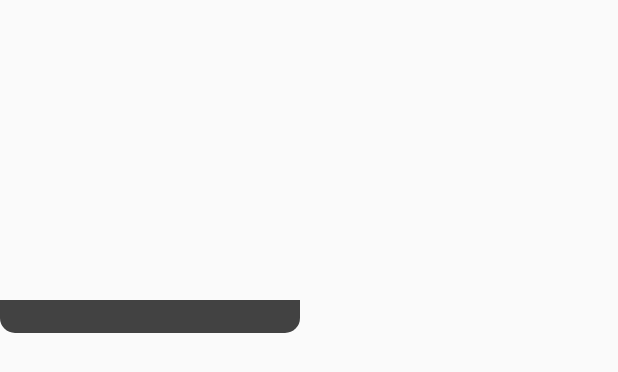
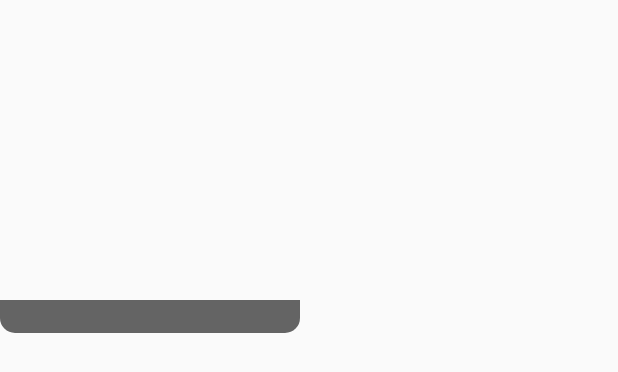
Before and after one commit to Luecy1/HoloDex, an Android app: the layout item_hololive.xml on its own in the app's theme, with its tools: preview values and no code run, on a phone screen of 412 x 824 dp. Shown: the top 372 px of the screen. Run offline under Robolectric (Android 15) with nearby library versions, the light colour scheme and no system bars.

Commit message:
dark mode

```diff
--- a/app/build.gradle
+++ b/app/build.gradle
@@ -94,6 +94,9 @@ dependencies {
     implementation 'androidx.legacy:legacy-support-v4:1.0.0'
     implementation 'androidx.recyclerview:recyclerview:1.1.0'
 
+    // material design
+    implementation 'com.google.android.material:material:1.1.0'
+
     // timber
     implementation 'com.jakewharton.timber:timber:4.7.1'
 
--- a/app/src/main/res/drawable/shape_rounded_bottom.xml
+++ b/app/src/main/res/drawable/shape_rounded_bottom.xml
@@ -4,5 +4,5 @@
     <corners
         android:bottomLeftRadius="@dimen/hololiveItemRound"
         android:bottomRightRadius="@dimen/hololiveItemRound" />
-    <solid android:color="#FF424242" />
+    <solid android:color="@color/material_on_background_emphasis_medium" />
 </shape>
--- a/app/src/main/res/layout/item_hololive.xml
+++ b/app/src/main/res/layout/item_hololive.xml
@@ -39,7 +39,7 @@
             android:gravity="center_horizontal"
             android:text="@{item.name}"
             android:textAppearance="?attr/textAppearanceListItem"
-            android:textColor="#FFFFFFFF"
+            android:textColor="?android:attr/textColorPrimary"
             app:layout_constraintEnd_toEndOf="@+id/liver_image"
             app:layout_constraintStart_toStartOf="@+id/liver_image"
             app:layout_constraintTop_toBottomOf="@+id/liver_image" />
--- a/app/src/main/res/values/styles.xml
+++ b/app/src/main/res/values/styles.xml
@@ -1,12 +1,8 @@
 <resources>
 
-    <!-- Base application theme. -->
-    <style name="AppTheme" parent="Theme.AppCompat.Light.NoActionBar">
-        <!-- Customize your theme here. -->
+    <style name="AppTheme" parent="Theme.AppCompat.DayNight.DarkActionBar">
         <item name="colorPrimary">@color/colorPrimary</item>
         <item name="colorPrimaryDark">@color/colorPrimaryDark</item>
         <item name="colorAccent">@color/colorAccent</item>
     </style>
-
-    <style name="AppTheme.AppBarOverlay" parent="ThemeOverlay.AppCompat.Dark.ActionBar" />
 </resources>
```
